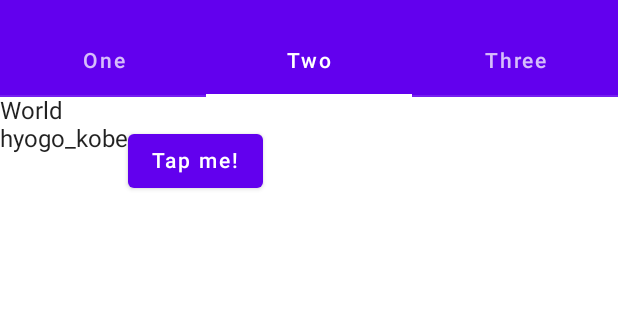
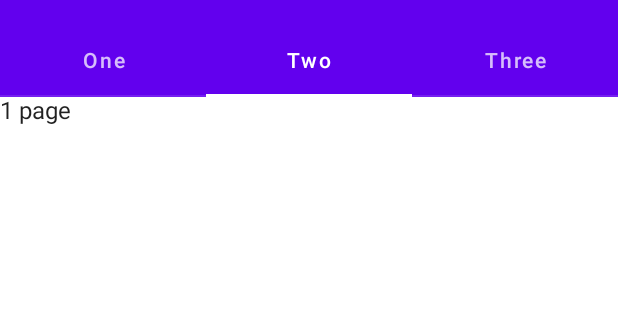
Before and after one commit to wf9a5m75/WeatherApp, an Android app built with Jetpack Compose: the screen it shows after launch (MainActivity), tab 2 chosen, on a phone screen of 412 x 824 dp, the part 59-379 px from its top. Run offline under Robolectric (Android 15) with nearby library versions, the phone set to English and light mode, and no system bars; our stand-ins replace accompanist.

Commit message:
implement the AppTabs component

```diff
--- a/app/build.gradle
+++ b/app/build.gradle
@@ -5,12 +5,12 @@ plugins {
 
 android {
     namespace 'com.example.weatherapp'
-    compileSdk 32
+    compileSdk 33
 
     defaultConfig {
         applicationId "com.example.weatherapp"
         minSdk 21
-        targetSdk 32
+        targetSdk 33
         versionCode 1
         versionName "1.0"
 
@@ -47,6 +47,10 @@ android {
 }
 
 dependencies {
+    implementation 'org.jetbrains.kotlinx:kotlinx-coroutines-android:1.6.4'
+
+    implementation "com.google.accompanist:accompanist-pager:0.27.0"
+    implementation "com.google.accompanist:accompanist-pager-indicators:0.27.0"
     implementation 'androidx.core:core-ktx:1.7.0'
     implementation 'androidx.lifecycle:lifecycle-runtime-ktx:2.3.1'
     implementation 'androidx.activity:activity-compose:1.3.1'
--- a/app/src/main/java/com/example/weatherapp/MainActivity.kt
+++ b/app/src/main/java/com/example/weatherapp/MainActivity.kt
@@ -2,35 +2,26 @@ package com.example.weatherapp
 
 import android.os.Bundle
 import android.util.Log
-import android.view.Menu
-import android.view.MenuItem
 import android.widget.Toast
 import androidx.activity.ComponentActivity
 import androidx.activity.compose.setContent
 import androidx.compose.foundation.background
 import androidx.compose.foundation.layout.Column
-import androidx.compose.foundation.layout.Row
 import androidx.compose.foundation.layout.fillMaxSize
-import androidx.compose.foundation.layout.fillMaxWidth
 import androidx.compose.material.*
-import androidx.compose.material.icons.Icons
-import androidx.compose.material.icons.filled.MailOutline
-import androidx.compose.material.icons.filled.MoreVert
-import androidx.compose.runtime.Composable
-import androidx.compose.runtime.getValue
-import androidx.compose.runtime.setValue
-import androidx.compose.runtime.mutableStateOf
-import androidx.compose.runtime.remember
+import androidx.compose.runtime.*
 import androidx.compose.ui.Modifier
 import androidx.compose.ui.graphics.Color
 import androidx.compose.ui.platform.LocalContext
-import androidx.compose.ui.res.painterResource
 import androidx.compose.ui.tooling.preview.Preview
 import androidx.compose.ui.unit.ExperimentalUnitApi
-import androidx.compose.ui.unit.dp
 import com.example.weatherapp.model.Settings
 import com.example.weatherapp.ui.AppTabs
 import com.example.weatherapp.ui.components.AppGlobalNav
+import com.example.weatherapp.ui.components.OptionMenuItem
+import com.example.weatherapp.ui.screens.TodayWeatherScreen
+import com.example.weatherapp.ui.screens.TomorrowWeatherScreen
+import com.example.weatherapp.ui.screens.WeeklyWeatherScreen
 import com.example.weatherapp.ui.theme.WeatherAppTheme
 
 class MainActivity : ComponentActivity() {
@@ -51,6 +42,7 @@ class MainActivity : ComponentActivity() {
 
 }
 
+@OptIn(ExperimentalUnitApi::class)
 @Composable
 @Preview(showBackground = true)
 fun WeatherApp(modifier: Modifier = Modifier) {
@@ -60,37 +52,48 @@ fun WeatherApp(modifier: Modifier = Modifier) {
         city_id = remember { mutableStateOf("hyogo_kobe") }
     )
 
+    val pages = listOf(
+            TodayWeatherScreen(),
+            TomorrowWeatherScreen(),
+            WeeklyWeatherScreen()
+        )
 
     WeatherAppTheme {
         Column(
-            modifier = Modifier.fillMaxSize()
+            modifier = Modifier
+                .fillMaxSize()
                 .background(Color.White)
         ) {
             AppGlobalNav(
                 context = mContext,
-                settings = settings
-            )
+                settings = settings,
+                menuItems = listOf(
+                    OptionMenuItem("change_city", "場所の変更"),
+                    OptionMenuItem("change_timezone", "タイムゾーンの変更"),
+                ),
+                onMenuItemClicked = {
+                    menuId ->
+                        Toast.makeText(mContext, "${menuId} is clicked", Toast.LENGTH_SHORT).show()
 
-            AppTabs()
-
-
-            Row(modifier = Modifier.fillMaxWidth()) {
-                Text(text = settings.city_id.value)
-
-                Button(
-                    onClick = {
+                        when (menuId) {
+                            "change_city" -> {
                                 count = (count + 1) % 3
                                 settings.city_id.value = when(count) {
                                     0 -> "hyogo_kobe"
                                     1 -> "osaka_osaka"
                                     else -> "somewhere"
                                 }
-                        Log.d("Test", "count = ${settings.city_id.value}")
+                                Log.d("Test", "selected menu is ${menuId}")
                             }
-                ) {
-                    Text("Tap me!")
+
+                            else -> { /* stub */ }
                         }
                 }
+            )
+
+            AppTabs(
+                pages = pages
+            )
 
         }
     }
--- a/app/src/main/java/com/example/weatherapp/ui/Tab.kt
+++ /dev/null
@@ -1,37 +0,0 @@
-package com.example.weatherapp.ui
-
-import androidx.compose.foundation.layout.Column
-import androidx.compose.material.Tab
-import androidx.compose.material.TabRow
-import androidx.compose.material.Text
-import androidx.compose.runtime.Composable
-import androidx.compose.runtime.mutableStateOf
-import androidx.compose.runtime.remember
-import androidx.compose.runtime.getValue
-import androidx.compose.runtime.setValue
-
-@Composable
-fun AppTabs() {
-    var tabIndex by remember { mutableStateOf(0) }
-    val tabTitles = listOf("One", "Two", "Three")
-    Column {
-        TabRow(selectedTabIndex = tabIndex) {
-            tabTitles.forEachIndexed { index, title ->
-                Tab(
-                    selected = tabIndex == index,
-                    onClick = {
-                        tabIndex = index
-                    },
-                    text = {
-                        Text(text = title)
-                    }
-                )
-            }
-        }
-        when (tabIndex) {
-            0 -> Text("Hello")
-            1 -> Text("World")
-            else -> Text("Welcome!")
-        }
-    }
-}
--- a/app/src/main/java/com/example/weatherapp/ui/components/AppGlobalNav.kt
+++ b/app/src/main/java/com/example/weatherapp/ui/components/AppGlobalNav.kt
@@ -9,10 +9,14 @@ import androidx.compose.runtime.*
 import androidx.compose.ui.unit.dp
 import com.example.weatherapp.model.Settings
 
+data class OptionMenuItem(val menuId: String, val text: String)
+
 @Composable
 fun AppGlobalNav(
     context: Context,
-    settings: Settings
+    settings: Settings,
+    menuItems: List<OptionMenuItem>,
+    onMenuItemClicked: (menuId: String) -> Unit
 ) {
 
     var mDisplayMenu by remember { mutableStateOf(false) }
@@ -28,13 +32,6 @@ fun AppGlobalNav(
 
         actions = {
 
-//                  IconButton(onClick = {
-//                      Toast.makeText(mContext,
-//                          "Hello", Toast.LENGTH_SHORT).show()
-//                  }) {
-//                      Icon(painter = painterResource(id = R.drawable.ic_baseline_home_24), null)
-//                  }
-
             // Creates a "..." button for dropdown menu
             IconButton(
                 onClick = {
@@ -45,11 +42,16 @@ fun AppGlobalNav(
             }
 
             DropdownMenu(expanded = mDisplayMenu, onDismissRequest = { mDisplayMenu = false }) {
-                DropdownMenuItem(onClick = {
-                    Toast.makeText(context, "", Toast.LENGTH_SHORT).show()
+
+                menuItems.forEach { item -> DropdownMenuItem(onClick = {
+                    // close the dropdown menu
+                    mDisplayMenu = false
+
+                    // Execute the callback
+                    onMenuItemClicked(item.menuId)
                 }) {
-                    Text(text = "場所の変更")
-                }
+                    Text(text = item.text)
+                }}
             }
         }
     )
--- /dev/null
+++ b/app/src/main/java/com/example/weatherapp/ui/components/AppTabs.kt
@@ -0,0 +1,72 @@
+package com.example.weatherapp.ui
+
+import android.util.Log
+import androidx.compose.foundation.layout.Column
+import androidx.compose.foundation.layout.fillMaxSize
+import androidx.compose.foundation.layout.size
+import androidx.compose.foundation.lazy.LazyColumn
+import androidx.compose.material.Tab
+import androidx.compose.material.TabRow
+import androidx.compose.material.TabRowDefaults
+import androidx.compose.material.Text
+import androidx.compose.runtime.*
+import androidx.compose.ui.Modifier
+import androidx.compose.ui.unit.ExperimentalUnitApi
+import androidx.compose.ui.unit.dp
+import com.google.accompanist.pager.ExperimentalPagerApi
+import com.google.accompanist.pager.HorizontalPager
+import com.google.accompanist.pager.pagerTabIndicatorOffset
+import com.google.accompanist.pager.rememberPagerState
+import kotlinx.coroutines.launch
+
+@OptIn(ExperimentalPagerApi::class)
+@ExperimentalUnitApi
+@Composable
+fun AppTabs(pages: List<Unit>) {
+    val tabTitles = listOf("One", "Two", "Three")
+    val pagerState = rememberPagerState()
+    val coroutineScope = rememberCoroutineScope()
+
+    Column {
+        TabRow(
+            selectedTabIndex = pagerState.currentPage,
+            indicator = {
+                tabPositions -> TabRowDefaults.Indicator(
+                    Modifier.pagerTabIndicatorOffset(
+                        pagerState,
+                        tabPositions
+                    )
+                )
+            }
+        ) {
+
+            tabTitles.forEachIndexed { index, title ->
+                Tab(
+                    selected = pagerState.currentPage == index,
+                    onClick = {
+                        Log.d("test", "tab should be ${index}")
+                        coroutineScope.launch {
+                            pagerState.animateScrollToPage(index)
+                        }
+                    },
+                    text = {
+                        Text(text = title)
+                    }
+                )
+            }
+        }
+
+        HorizontalPager(
+            count = tabTitles.size,
+            state = pagerState
+        ) {
+            tabIndex ->
+                Text(
+                    "${tabIndex.toString()} page",
+                    modifier = Modifier.fillMaxSize()
+                        .size(20.dp)
+                )
+
+        }
+    }
+}
--- /dev/null
+++ b/app/src/main/java/com/example/weatherapp/ui/screens/TodayWeatherScreen.kt
@@ -0,0 +1,22 @@
+package com.example.weatherapp.ui.screens
+
+import androidx.compose.foundation.background
+import androidx.compose.foundation.layout.Column
+import androidx.compose.foundation.layout.fillMaxSize
+import androidx.compose.material.Text
+import androidx.compose.runtime.Composable
+import androidx.compose.ui.Modifier
+import androidx.compose.ui.graphics.Color
+import androidx.compose.ui.res.colorResource
+import androidx.compose.ui.tooling.preview.Preview
+
+@Preview(showBackground = true)
+@Composable
+fun TodayWeatherScreen() {
+    Column(modifier = Modifier
+        .fillMaxSize()
+        .background(color = Color.Yellow)
+    ) {
+        Text("Today weather!!")
+    }
+}
--- /dev/null
+++ b/app/src/main/java/com/example/weatherapp/ui/screens/TomorrowWeatherScreen.kt
@@ -0,0 +1,18 @@
+package com.example.weatherapp.ui.screens
+
+import androidx.compose.foundation.background
+import androidx.compose.foundation.layout.Column
+import androidx.compose.foundation.layout.fillMaxSize
+import androidx.compose.material.Text
+import androidx.compose.runtime.Composable
+import androidx.compose.ui.Modifier
+import androidx.compose.ui.graphics.Color
+
+@Composable
+fun TomorrowWeatherScreen() {
+    Column(modifier = Modifier
+        .fillMaxSize()
+        .background(color = Color.Blue)) {
+        Text("Tomorrow weather!!")
+    }
+}
--- /dev/null
+++ b/app/src/main/java/com/example/weatherapp/ui/screens/WeeklyWeatherScreen.kt
@@ -0,0 +1,18 @@
+package com.example.weatherapp.ui.screens
+
+import androidx.compose.foundation.background
+import androidx.compose.foundation.layout.Column
+import androidx.compose.foundation.layout.fillMaxSize
+import androidx.compose.material.Text
+import androidx.compose.runtime.Composable
+import androidx.compose.ui.Modifier
+import androidx.compose.ui.graphics.Color
+
+@Composable
+fun WeeklyWeatherScreen() {
+    Column(modifier = Modifier
+        .fillMaxSize()
+        .background(color = Color.Green)) {
+        Text("weekly weather!!")
+    }
+}
```
Lines whose indentation alone changed are shown as unchanged.
